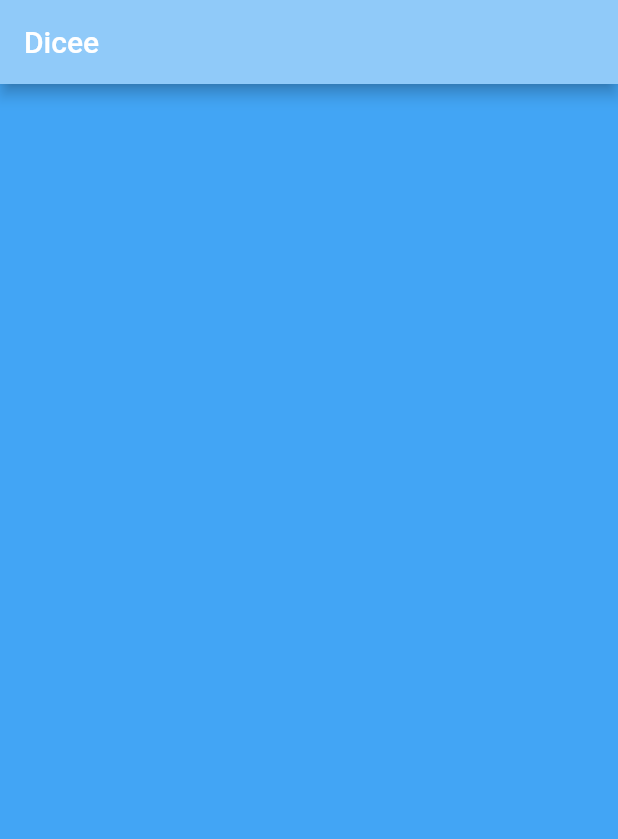
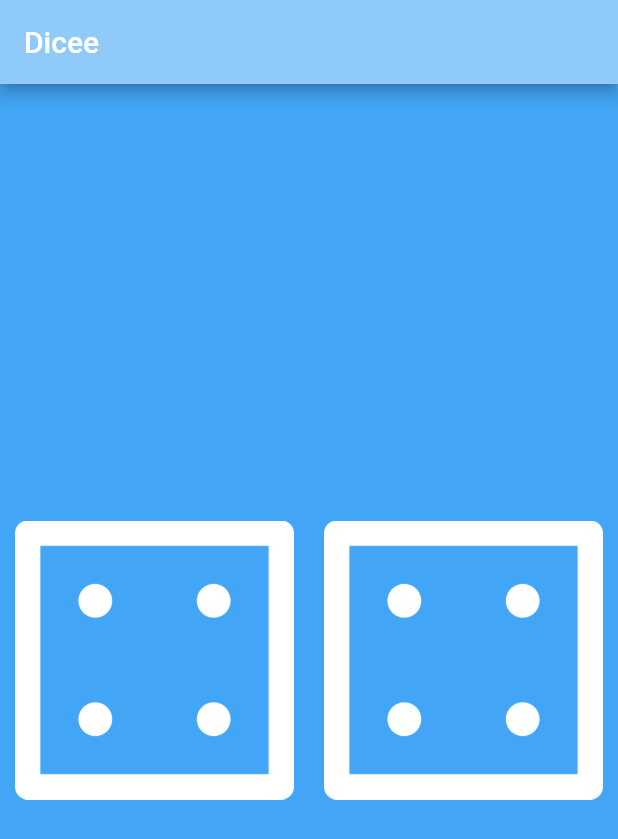
Before and after one commit to hussenk/TryFlutter, a Flutter app: the screen it shows after launch, on a phone screen of 412 x 824 dp. Shown: the top 839 px of the screen. Run offline on Flutter 3.47's test engine with Material 2 defaults, Android fonts, the phone set to English and light mode, and no system bars.

Commit message:
[Add] Expanded widget

```diff
--- a/dicee-flutter/lib/main.dart
+++ b/dicee-flutter/lib/main.dart
@@ -1,16 +1,14 @@
 import 'package:flutter/material.dart';
 
 void main() {
-  return runApp(
-   MpApp()
-  );
+  return runApp(MpApp());
 }
-
 
 class MpApp extends StatelessWidget {
   @override
   Widget build(BuildContext context) {
-    return  MaterialApp(
+    return MaterialApp(
+      debugShowCheckedModeBanner: false,
       home: Scaffold(
         backgroundColor: Colors.blue.shade400,
         appBar: AppBar(
@@ -26,6 +24,23 @@ class MpApp extends StatelessWidget {
 class DicePage extends StatelessWidget {
   @override
   Widget build(BuildContext context) {
-    return Container();
+    return Center(
+      child: Row(
+        children: [
+          Expanded(
+            child: Padding(
+              padding: const EdgeInsets.all(10.0),
+              child: Image.asset('images/dice4.png'),
+            ),
+          ),
+          Expanded(
+            child: Padding(
+              padding: const EdgeInsets.all(10.0),
+              child: Image.asset('images/dice4.png'),
+            ),
+          ),
+        ],
+      ),
+    );
   }
 }
```
